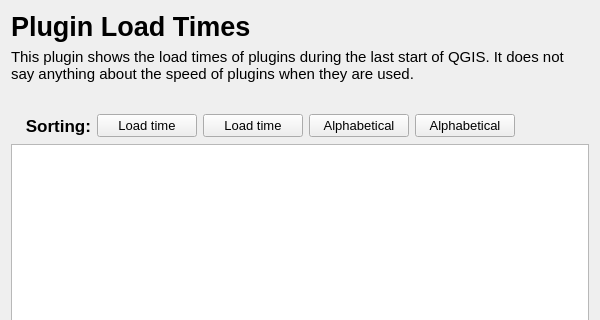
This is PluginLoadTimes/plugin_load_times_dialog_base.ui in mstuyts/Plugin-Load-Times as Qt 5 draws it before an edit; both pictures show x 0 to 600 and y 0 to 320 of the 600 by 600 pixel window. The edited form follows.
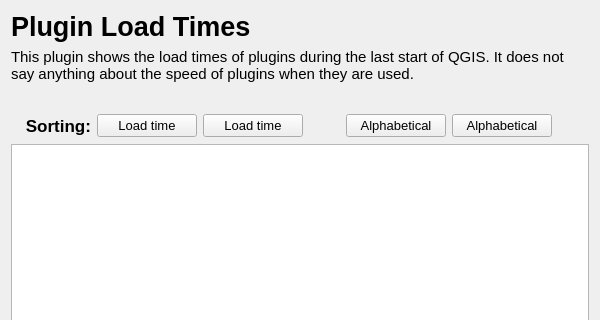
This is the edited form. Icons and pictures are not drawn.

Commit message: Reordered UI buttons

What changed in the file:
```diff
--- a/PluginLoadTimes/plugin_load_times_dialog_base.ui
+++ b/PluginLoadTimes/plugin_load_times_dialog_base.ui
@@ -166,31 +166,6 @@
          </property>
         </widget>
        </item>
-       <item>
-        <widget class="QPushButton" name="sortspeedrev">
-         <property name="minimumSize">
-          <size>
-           <width>100</width>
-           <height>0</height>
-          </size>
-         </property>
-         <property name="font">
-          <font>
-           <pointsize>10</pointsize>
-          </font>
-         </property>
-         <property name="text">
-          <string>Load time</string>
-         </property>
-         <property name="icon">
-          <iconset>
-           <normaloff>:/plugins/PluginLoadTimes/down.png</normaloff>:/plugins/PluginLoadTimes/down.png</iconset>
-         </property>
-         <attribute name="buttonGroup">
-          <string notr="true">buttonGroup</string>
-         </attribute>
-        </widget>
-       </item>
        <item>
         <widget class="QPushButton" name="sortspeed">
          <property name="minimumSize">
@@ -220,7 +195,7 @@
         </widget>
        </item>
        <item>
-        <widget class="QPushButton" name="sortalphabeticalrev">
+        <widget class="QPushButton" name="sortspeedrev">
          <property name="minimumSize">
           <size>
            <width>100</width>
@@ -233,7 +208,7 @@
           </font>
          </property>
          <property name="text">
-          <string>Alphabetical</string>
+          <string>Load time</string>
          </property>
          <property name="icon">
           <iconset>
@@ -244,6 +219,19 @@
          </attribute>
         </widget>
        </item>
+       <item>
+        <spacer name="horizontalSpacer_2">
+         <property name="orientation">
+          <enum>Qt::Horizontal</enum>
+         </property>
+         <property name="sizeHint" stdset="0">
+          <size>
+           <width>40</width>
+           <height>20</height>
+          </size>
+         </property>
+        </spacer>
+       </item>
        <item>
         <widget class="QPushButton" name="sortalphabetical">
          <property name="minimumSize">
@@ -269,6 +257,31 @@
          </attribute>
         </widget>
        </item>
+       <item>
+        <widget class="QPushButton" name="sortalphabeticalrev">
+         <property name="minimumSize">
+          <size>
+           <width>100</width>
+           <height>0</height>
+          </size>
+         </property>
+         <property name="font">
+          <font>
+           <pointsize>10</pointsize>
+          </font>
+         </property>
+         <property name="text">
+          <string>Alphabetical</string>
+         </property>
+         <property name="icon">
+          <iconset>
+           <normaloff>:/plugins/PluginLoadTimes/down.png</normaloff>:/plugins/PluginLoadTimes/down.png</iconset>
+         </property>
+         <attribute name="buttonGroup">
+          <string notr="true">buttonGroup</string>
+         </attribute>
+        </widget>
+       </item>
        <item>
         <spacer name="horizontalSpacer">
          <property name="orientation">
```
